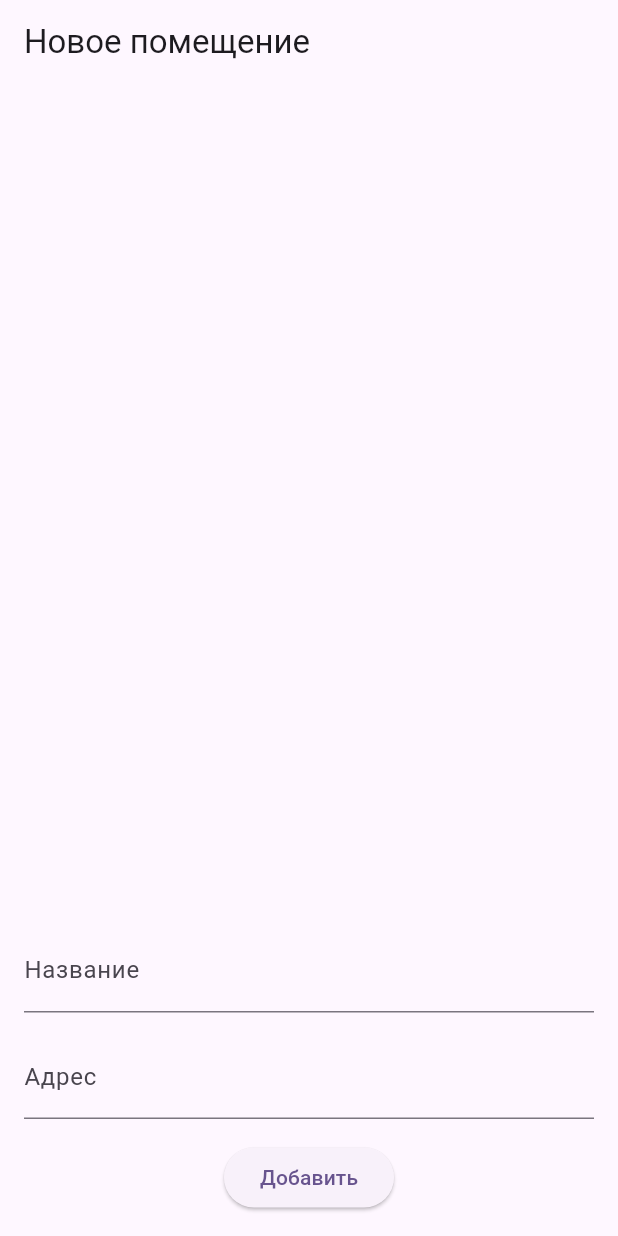
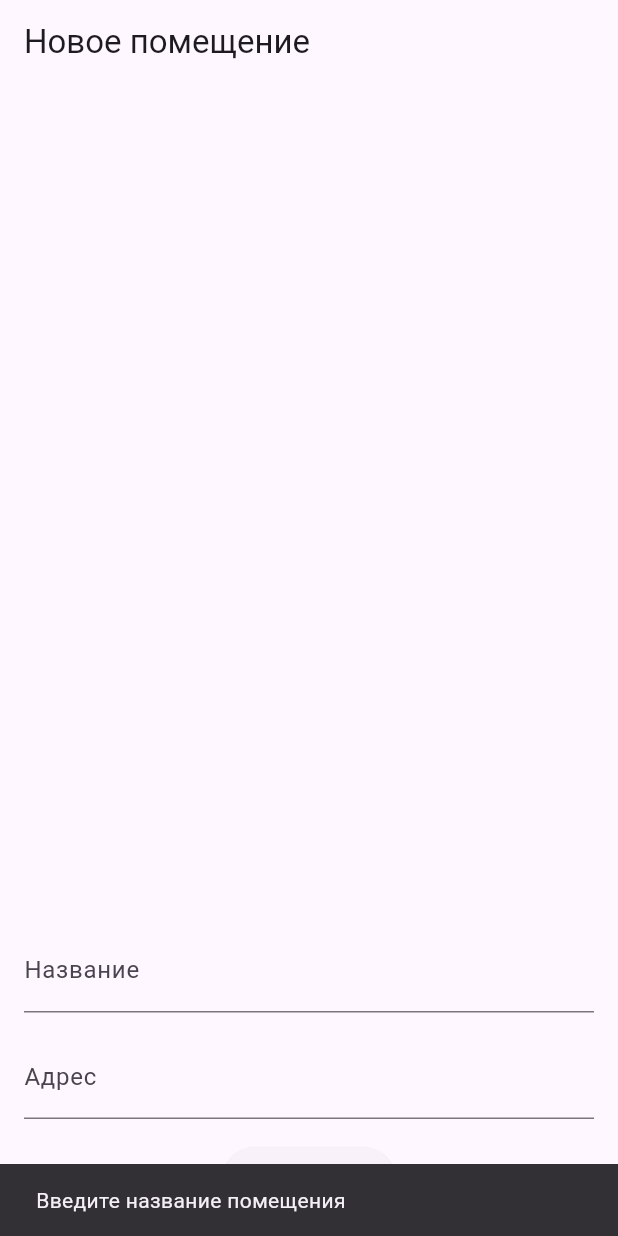
Before and after one commit to ComputerHakka/MyHomesManager, a Flutter app: the NewApartmentScreen screen opened by its route, after a tap on "Добавить", on a phone screen of 412 x 824 dp. Run offline on Flutter 3.47's test engine with Material 3 defaults, Android fonts, the phone set to English and light mode, and no system bars; our stand-ins replace drift, drift_flutter, flutter_riverpod, go_router; accounts and stored records are empty; generated files the repository leaves out were written again.

```diff
--- a/lib/features/apartments/presentation/providers/providers.dart
+++ b/lib/features/apartments/presentation/providers/providers.dart
@@ -1 +1,2 @@
 export 'apartments_provider.dart';
+export 'apartments_controller.dart';
--- a/lib/features/apartments/presentation/screens/apartment_details_screen.dart
+++ b/lib/features/apartments/presentation/screens/apartment_details_screen.dart
@@ -7,6 +7,9 @@ class ApartmentDetailsScreen extends ConsumerWidget {
 
   @override
   Widget build(BuildContext context, WidgetRef ref) {
-    return Scaffold();
+    return Scaffold(
+      appBar: AppBar(title: Text('Помещение No$id'), centerTitle: true),
+      body: Center(child: Text('Помещение No$id')),
+    );
   }
 }
--- a/lib/features/apartments/presentation/screens/new_apartment_screen.dart
+++ b/lib/features/apartments/presentation/screens/new_apartment_screen.dart
@@ -1,10 +1,65 @@
 import 'package:flutter/material.dart';
+import 'package:flutter_riverpod/flutter_riverpod.dart';
 
-class NewApartmentScreen extends StatelessWidget {
+import '../../../../core/config/router/router.dart';
+import '../providers/providers.dart';
+
+class NewApartmentScreen extends ConsumerStatefulWidget {
   const NewApartmentScreen({super.key});
 
   @override
+  ConsumerState<NewApartmentScreen> createState() => _NewApartmentScreenState();
+}
+
+class _NewApartmentScreenState extends ConsumerState<NewApartmentScreen> {
+  final _nameController = TextEditingController();
+  final _addressController = TextEditingController();
+
+  @override
+  void dispose() {
+    _nameController.dispose();
+    _addressController.dispose();
+    super.dispose();
+  }
+
+  @override
   Widget build(BuildContext context) {
+    final state = ref.watch(apartmentsControllerProvider);
+
+    ref.listen<AsyncValue<void>>(apartmentsControllerProvider, (
+      previous,
+      next,
+    ) {
+      next.whenOrNull(
+        error: (error, stack) {
+          ScaffoldMessenger.of(
+            context,
+          ).showSnackBar(SnackBar(content: Text('Ошибка: $error')));
+        },
+        data: (_) {
+          // Если запись прошла успешно (предыдущее состояние было loading)
+          if (previous?.isLoading == true) {
+            ref.read(routerProvider).pop(); // Закрываем экран через GoRouter
+          }
+        },
+      );
+    });
+
+    void onPressed() {
+      if (_nameController.text.trim().isEmpty) {
+        ScaffoldMessenger.of(
+          context,
+        ).showSnackBar(SnackBar(content: Text('Введите название помещения')));
+      } else {
+        ref
+            .read(apartmentsControllerProvider.notifier)
+            .addApartment(
+              _nameController.text,
+              _addressController.text.isEmpty ? null : _addressController.text,
+            );
+      }
+    }
+
     return SafeArea(
       child: Scaffold(
         appBar: AppBar(title: const Text('Новое помещение')),
@@ -16,9 +71,24 @@ class NewApartmentScreen extends StatelessWidget {
               Expanded(child: SizedBox()),
               TextField(
                 decoration: const InputDecoration(labelText: 'Название'),
+                controller: _nameController,
+                enabled: !state.isLoading,
               ),
-              TextField(decoration: const InputDecoration(labelText: 'Адрес')),
-              ElevatedButton(onPressed: () {}, child: const Text('Добавить')),
+              TextField(
+                decoration: const InputDecoration(labelText: 'Адрес'),
+                controller: _addressController,
+                enabled: !state.isLoading,
+              ),
+              ElevatedButton(
+                onPressed: state.isLoading ? null : onPressed,
+                child: state.isLoading
+                    ? const SizedBox(
+                        height: 20,
+                        width: 20,
+                        child: CircularProgressIndicator(strokeWidth: 2),
+                      )
+                    : const Text('Добавить'),
+              ),
             ],
           ),
         ),
```
Also changed, not shown: lib/core/config/router/router.dart (+7 -6 lines), lib/features/apartments/presentation/screens/my_apartments_screen.dart (+8 -1 lines).
